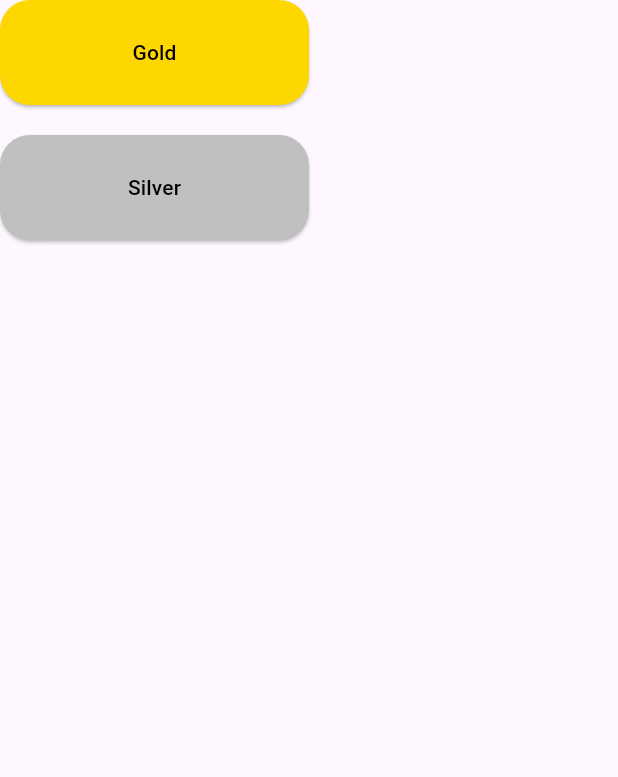
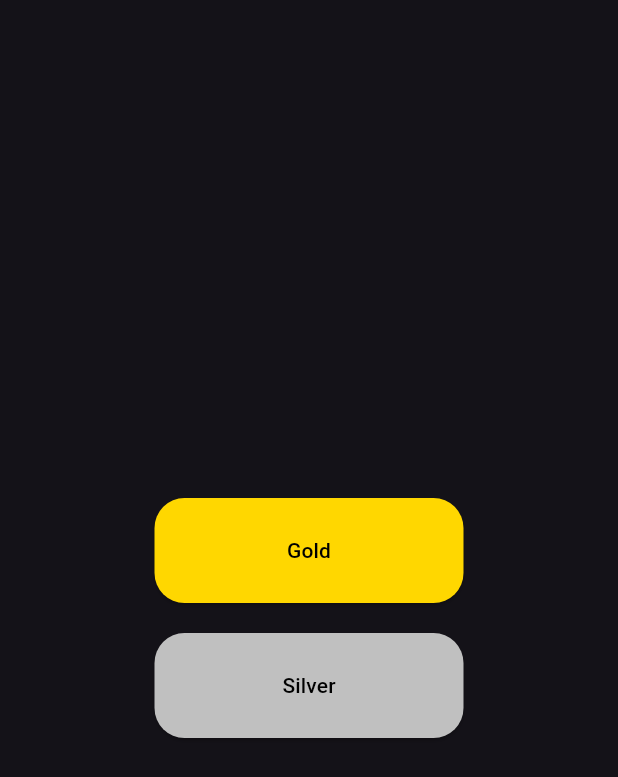
Before and after one commit to AmrelsayeD222/gold_and_silver, a Flutter app: the screen it shows after launch, on a phone screen of 412 x 824 dp. Shown: the top 777 px of the screen. Run offline on Flutter 3.47's test engine with Material 3 defaults, Android fonts, the phone set to English and light mode, and no system bars; our stand-ins replace dio.

Commit message:
implement initial application structure with home, gold, and silver views.

```diff
--- a/lib/feature/gold/ui/view/gold_view.dart
+++ b/lib/feature/gold/ui/view/gold_view.dart
@@ -5,6 +5,8 @@ class GoldView extends StatelessWidget {
 
   @override
   Widget build(BuildContext context) {
-    return Scaffold(body: Center(child: Text('Gold')));
+    return Scaffold(
+      body: Center(child: Text('Gold', style: TextStyle(fontSize: 20))),
+    );
   }
 }
--- a/lib/feature/home/home_view.dart
+++ b/lib/feature/home/home_view.dart
@@ -10,7 +10,9 @@ class HomeView extends StatelessWidget {
   @override
   Widget build(BuildContext context) {
     return Scaffold(
-      body: Column(
+      body: Center(
+        child: Column(
+          mainAxisAlignment: MainAxisAlignment.center,
           children: [
             CustomBotton(
               width: MediaQuery.of(context).size.width * 0.5,
@@ -34,6 +36,7 @@ class HomeView extends StatelessWidget {
             ),
           ],
         ),
+      ),
     );
   }
 }
--- a/lib/feature/silver/ui/view/silver_view.dart
+++ b/lib/feature/silver/ui/view/silver_view.dart
@@ -5,6 +5,8 @@ class SilverView extends StatelessWidget {
 
   @override
   Widget build(BuildContext context) {
-    return Scaffold(body: Center(child: Text('Silver')));
+    return Scaffold(
+      body: Center(child: Text('Silver', style: TextStyle(fontSize: 20))),
+    );
   }
 }
--- a/lib/main.dart
+++ b/lib/main.dart
@@ -11,8 +11,8 @@ class MyApp extends StatelessWidget {
   @override
   Widget build(BuildContext context) {
     return MaterialApp(
+      theme: ThemeData.dark(),
       debugShowCheckedModeBanner: false,
-
       onGenerateRoute: (settings) => AppRouter.generateRoute(settings),
     );
   }
```
Also changed, not shown: 1 other file. Lines whose indentation alone changed are shown as unchanged.
